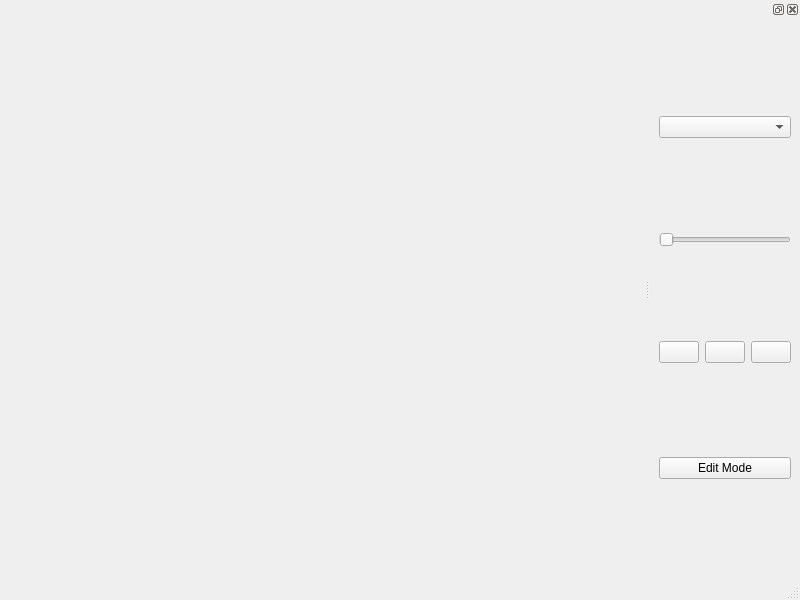
This is mainwindow.ui in KarenKhou/PaintingDesktopAppQt as Qt 5 draws it before an edit. The edited form follows.
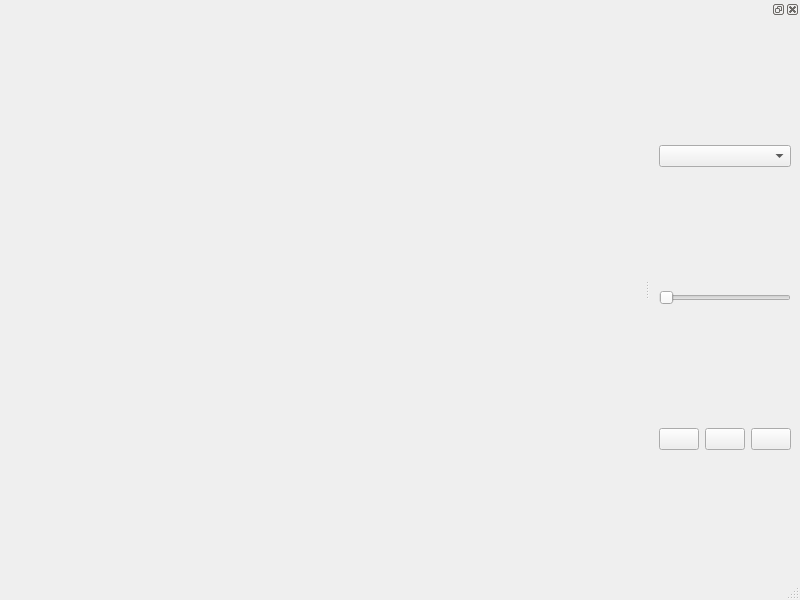
This is the edited form.

What changed in the file:
```diff
--- a/mainwindow.ui
+++ b/mainwindow.ui
@@ -75,13 +75,6 @@
        </item>
       </layout>
      </item>
-     <item>
-      <widget class="QPushButton" name="btnSelect">
-       <property name="text">
-        <string>Edit Mode</string>
-       </property>
-      </widget>
-     </item>
     </layout>
    </widget>
   </widget>
```
